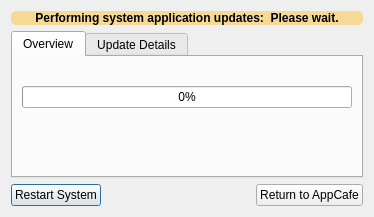
This is src-qt4/pc-softwaremanager/updateDialog.ui in trueos/pcbsd as Qt 5 draws it before an edit. The edited form follows.
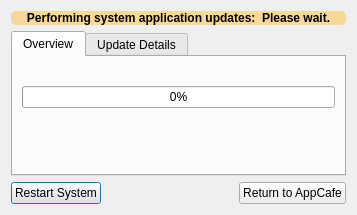
This is the edited form. Icons and pictures are not drawn.

Commit message: Fix a stray spacer in the Qt AppCafe update dialog.

The edit to the form file:
```diff
--- a/src-qt4/pc-softwaremanager/updateDialog.ui
+++ b/src-qt4/pc-softwaremanager/updateDialog.ui
@@ -6,8 +6,8 @@
    <rect>
     <x>0</x>
     <y>0</y>
-    <width>374</width>
-    <height>217</height>
+    <width>357</width>
+    <height>215</height>
    </rect>
   </property>
   <property name="windowTitle">
@@ -102,19 +102,6 @@
      </widget>
     </widget>
    </item>
-   <item>
-    <spacer name="verticalSpacer">
-     <property name="orientation">
-      <enum>Qt::Vertical</enum>
-     </property>
-     <property name="sizeHint" stdset="0">
-      <size>
-       <width>20</width>
-       <height>40</height>
-      </size>
-     </property>
-    </spacer>
-   </item>
    <item>
     <layout class="QHBoxLayout" name="horizontalLayout">
      <item>
```
